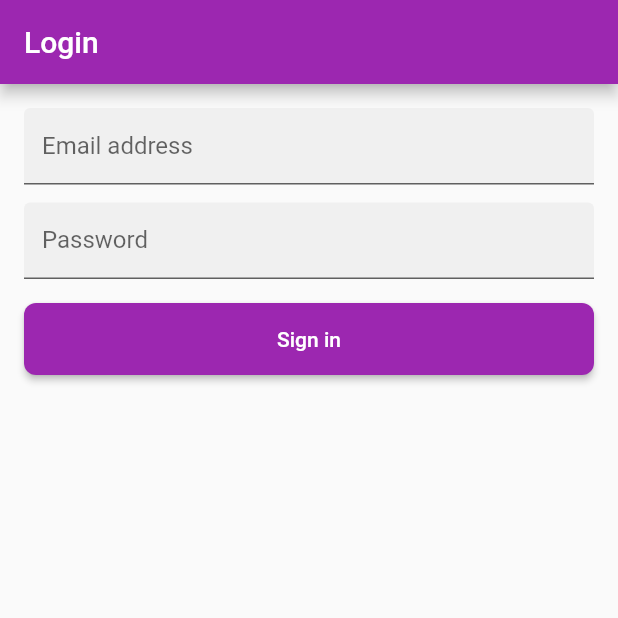
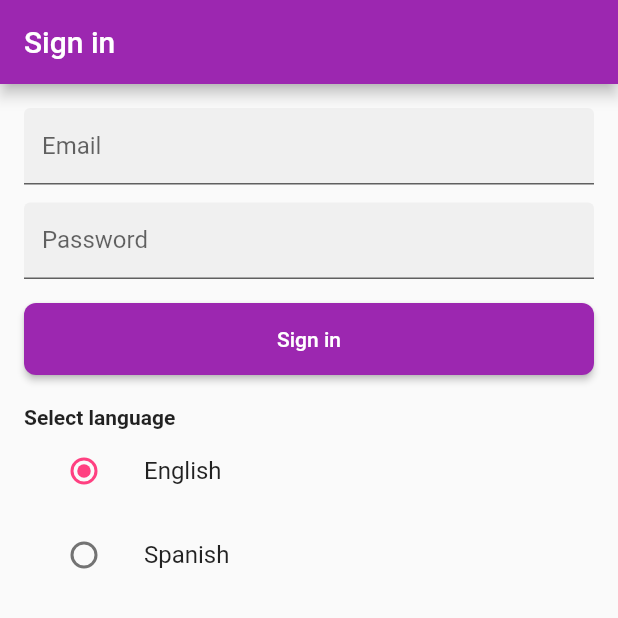
Before and after one commit to vince-nyanga/flutter_getx_authentication, a Flutter app: the screen it shows after launch, on a phone screen of 412 x 824 dp, the top half of it. Run offline on Flutter 3.47's test engine with Material 2 defaults, Android fonts, the phone set to English and light mode, and no system bars; our stand-ins replace equatable, get; generated files the repository leaves out were written again.

Commit message:
added translations

```diff
--- a/src/lib/features/authentication/login/login_page.dart
+++ b/src/lib/features/authentication/login/login_page.dart
@@ -1,5 +1,6 @@
 import 'package:flutter/cupertino.dart';
 import 'package:flutter/material.dart';
+import 'package:flutter_getx_auth/features/localization/localization_controller.dart';
 import 'package:get/get.dart';
 import 'package:flutter_gen/gen_l10n/app_localizations.dart';
 import 'login_controller.dart';
@@ -10,7 +11,7 @@ class LoginPage extends StatelessWidget {
   Widget build(BuildContext context) {
     return Scaffold(
         appBar: AppBar(
-          title: Text('Login'),
+          title: Text(AppLocalizations.of(context).signIn),
         ),
         body: SafeArea(
           minimum: const EdgeInsets.all(16),
@@ -19,7 +20,6 @@ class LoginPage extends StatelessWidget {
   }
 }
 
-
 class _SignInForm extends StatefulWidget {
   @override
   __SignInFormState createState() => __SignInFormState();
@@ -27,6 +27,7 @@ class _SignInForm extends StatefulWidget {
 
 class __SignInFormState extends State<_SignInForm> {
   final _controller = Get.put(LoginController());
+  final _localizationController = Get.find<LocalizationController>();
 
   final GlobalKey<FormState> _key = GlobalKey<FormState>();
   final _passwordController = TextEditingController();
@@ -35,10 +36,11 @@ class __SignInFormState extends State<_SignInForm> {
 
   @override
   Widget build(BuildContext context) {
-    return Obx((){
+    return Obx(() {
       return Form(
         key: _key,
-        autovalidateMode: _autoValidate ? AutovalidateMode.always : AutovalidateMode.disabled,
+        autovalidateMode:
+            _autoValidate ? AutovalidateMode.always : AutovalidateMode.disabled,
         child: SingleChildScrollView(
           child: Column(
             crossAxisAlignment: CrossAxisAlignment.stretch,
@@ -84,20 +86,48 @@ class __SignInFormState extends State<_SignInForm> {
                 color: Theme.of(context).primaryColor,
                 textColor: Colors.white,
                 padding: const EdgeInsets.all(16),
-                shape: new RoundedRectangleBorder(borderRadius: new BorderRadius.circular(8.0)),
+                shape: new RoundedRectangleBorder(
+                    borderRadius: new BorderRadius.circular(8.0)),
                 child: Text(AppLocalizations.of(context).signIn),
-                onPressed: _controller.state is LoginLoading ? () {} : _onLoginButtonPressed,
+                onPressed: _controller.state is LoginLoading
+                    ? () {}
+                    : _onLoginButtonPressed,
               ),
-              const SizedBox(height: 20,),
+              const SizedBox(
+                height: 20,
+              ),
               if (_controller.state is LoginFailure)
-                Text((_controller.state as LoginFailure).error,
+                Text(
+                  (_controller.state as LoginFailure).error,
                   textAlign: TextAlign.center,
-                  style: TextStyle(
-                      color: Get.theme.errorColor
+                  style: TextStyle(color: Get.theme.errorColor),
+                ),
+              if (_controller.state is LoginLoading)
+                Center(
+                  child: CircularProgressIndicator(),
+                ),
+              Text(
+                  AppLocalizations.of(context).selectLanguageTitle,
+                  style: TextStyle(fontWeight: FontWeight.bold),
+                ),
+                ListTile(
+                  title: Text(AppLocalizations.of(context).englishTitle),
+                  leading: Radio(
+                    activeColor: Colors.pinkAccent,
+                    value: Locale('en', ''),
+                    groupValue: _localizationController.locale,
+                    onChanged: (value) => _localizationController.setLocale(value),
                   ),
                 ),
-              if (_controller.state is LoginLoading)
-                Center(child: CircularProgressIndicator(),)
+                ListTile(
+                  title: Text(AppLocalizations.of(context).spanishTitle),
+                  leading: Radio(
+                    activeColor: Colors.pinkAccent,
+                    value: Locale('es', ''),
+                    groupValue: _localizationController.locale,
+                    onChanged: (value) => _localizationController.setLocale(value),
+                  ),
+                ),
             ],
           ),
         ),
--- a/src/lib/features/home/home_page.dart
+++ b/src/lib/features/home/home_page.dart
@@ -14,7 +14,7 @@ class HomePage extends StatelessWidget {
   Widget build(BuildContext context) {
     return Scaffold(
       appBar: AppBar(
-        title: Text('Home Page'),
+        title: Text(AppLocalizations.of(context).welcomeTitle),
       ),
       body: SafeArea(
         minimum: const EdgeInsets.all(16),
--- a/src/lib/l10n/app_en.arb
+++ b/src/lib/l10n/app_en.arb
@@ -8,7 +8,7 @@
   "@signOut": {
     "description": "Sign out command"
   },
-  "emailLabel": "Email address",
+  "emailLabel": "Email",
   "@emailLabel": {
     "description": "Email input text label"
   },
@@ -24,7 +24,7 @@
   "@passwordRequiredMessage": {
     "description": "Error message when user does not enter password"
   },
-  "welcomeMessage": "Welcome, {name}",
+  "welcomeMessage": "Welcome, {name}!",
   "@welcomeMessage": {
     "description": "A welcome message to the authenticated user",
     "placeholders": {
@@ -33,5 +33,21 @@
         "example": "Vince"
       }
     }
+  },
+  "welcomeTitle": "Welcome",
+  "@welcomeTitle": {
+    "description": "Welcome page title"
+  },
+  "selectLanguageTitle": "Select language",
+  "@selectLanguageTitle": {
+    "description": "Select language title"
+  },
+  "englishTitle": "English",
+  "@englishTitle": {
+    "description": "English title"
+  },
+  "spanishTitle": "Spanish",
+  "@spanishTitle": {
+    "description": "Spanish title"
   }
 }
--- a/src/lib/main.dart
+++ b/src/lib/main.dart
@@ -1,6 +1,6 @@
 import 'package:flutter/material.dart';
 import 'package:flutter_getx_auth/features/features.dart';
-import 'package:flutter_localizations/flutter_localizations.dart';
+import 'package:flutter_getx_auth/features/localization/localization_controller.dart';
 import 'package:get/get.dart';
 import 'package:flutter_gen/gen_l10n/app_localizations.dart';
 
@@ -10,12 +10,15 @@ void main() {
 }
 
 void initialize() {
-  Get.lazyPut(() => AuthenticationController(Get.put(FakeAuthenticationService())),);
+  Get.lazyPut(
+    () => AuthenticationController(Get.put(FakeAuthenticationService())),
+  );
+  Get.put(new LocalizationController());
 }
 
 class MyApp extends GetWidget<AuthenticationController> {
+  final _localizationController = Get.find<LocalizationController>();
 
-  // This widget is the root of your application
   @override
   Widget build(BuildContext context) {
     return GetMaterialApp(
@@ -27,6 +30,7 @@ class MyApp extends GetWidget<AuthenticationController> {
       localizationsDelegates: AppLocalizations.localizationsDelegates,
       supportedLocales: AppLocalizations.supportedLocales,
       debugShowCheckedModeBanner: false,
+      locale: _localizationController.locale,
       home: Obx(() {
         if (controller.state is UnAuthenticated) {
           return LoginPage();
```
Also changed, not shown: src/lib/features/localization/localization_controller.dart (added, +18 -0 lines), src/lib/l10n/app_es.arb (added, +14 -0 lines).
